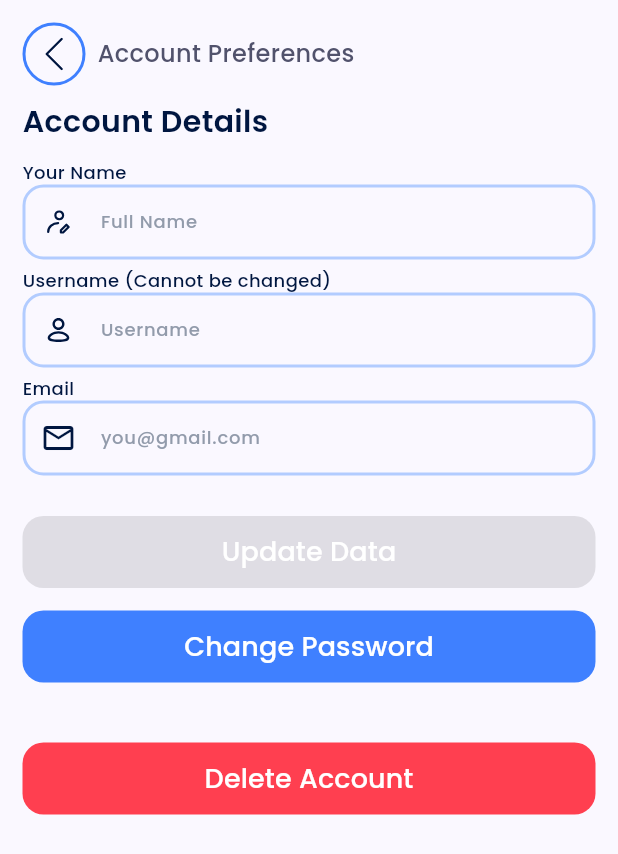
After one commit to AhmedEl-Shamy/marketi, a Flutter app: the AccountPreferencesPage screen opened by its route, on a phone screen of 412 x 824 dp. The commit adds this screen. Shown: the top 854 px of the screen. Run offline on Flutter 3.47's test engine with Material 3 defaults, Android fonts, the phone set to English and light mode, and no system bars; our stand-ins replace dartz, dio, flutter_bloc, flutter_dotenv, flutter_secure_storage, flutter_svg and 2 more; accounts and stored records are empty.

Commit message:
add account preferences page UI

```diff
--- a/lib/core/utlis/app_router_config.dart
+++ b/lib/core/utlis/app_router_config.dart
@@ -3,6 +3,7 @@ import 'package:go_router/go_router.dart';
 import 'package:marketi/core/utlis/service_locator.dart';
 import 'package:marketi/features/authentication/presentation/controllers/register_cubit/register_cubit.dart';
 import 'package:marketi/features/authentication/presentation/controllers/reset_pass_cubit/reset_pass_cubit.dart';
+import 'package:marketi/features/authentication/presentation/pages/account_preferences_page.dart';
 import 'package:marketi/features/authentication/presentation/pages/forgot_pass_page.dart';
 import 'package:marketi/features/authentication/presentation/pages/log_in_page.dart';
 import 'package:marketi/features/authentication/presentation/pages/otp_verfication_page.dart';
@@ -39,6 +40,7 @@ abstract class AppRouterConfig {
   static const String kBrandsRoute = '/brands';
   static const String kSearchRoute = '/search';
   static const String kProfileRoute = '/profile';
+  static const String kAccountPreferences = '/accountPreferences';
   static const String kProductDetailsRoute = '/productDetails';
 
   static GoRouter routerConfig = GoRouter(
@@ -124,6 +126,10 @@ abstract class AppRouterConfig {
           ),
         ),
       ),
+      GoRoute(
+        path: kAccountPreferences,
+        builder: (context, state) => AccountPreferencesPage(),
+      ),
     ],
   );
 }
--- a/lib/core/widgets/custom_buttons/custom_button.dart
+++ b/lib/core/widgets/custom_buttons/custom_button.dart
@@ -9,9 +9,11 @@ class CustomButton extends StatelessWidget {
     super.key,
     required this.text,
     this.onPressed,
+    this.backgroundColor,
   });
 
   final String text;
+  final Color? backgroundColor;
   final void Function()? onPressed;
 
   @override
@@ -22,7 +24,7 @@ class CustomButton extends StatelessWidget {
       child: FilledButton(
         onPressed: onPressed,
         style: FilledButton.styleFrom(
-          backgroundColor: AppColors.kDarkLightBlue100,
+          backgroundColor: backgroundColor ?? AppColors.kDarkLightBlue100,
           foregroundColor: Colors.white,
           shape: RoundedRectangleBorder(
             borderRadius: BorderRadius.circular(
--- /dev/null
+++ b/lib/features/authentication/presentation/pages/account_preferences_page.dart
@@ -0,0 +1,14 @@
+import 'package:flutter/material.dart';
+
+import '../widgets/account_preferences/account_preferences_page_body.dart';
+
+class AccountPreferencesPage extends StatelessWidget {
+  const AccountPreferencesPage({super.key});
+
+  @override
+  Widget build(BuildContext context) {
+    return Scaffold(
+      body: AccountPreferencesPageBody(),
+    );
+  }
+}
--- /dev/null
+++ b/lib/features/authentication/presentation/widgets/account_preferences/account_details_form_widget.dart
@@ -0,0 +1,132 @@
+import 'package:flutter/material.dart';
+import 'package:flutter_bloc/flutter_bloc.dart';
+import 'package:flutter_svg/flutter_svg.dart';
+
+import '../../../../../core/entities/user_entity.dart';
+import '../../../../../core/utlis/app_assets.dart';
+import '../../../../../core/utlis/app_colors.dart';
+import '../../../../../core/widgets/custom_buttons/custom_button.dart';
+import '../../controllers/log_in_cubit/log_in_cubit.dart';
+import '../form_field_widget.dart';
+
+class AccountDetailsFormWidget extends StatefulWidget {
+  const AccountDetailsFormWidget({super.key});
+
+  @override
+  State<AccountDetailsFormWidget> createState() =>
+      _AccountDetailsFormWidgetState();
+}
+
+class _AccountDetailsFormWidgetState extends State<AccountDetailsFormWidget> {
+  late final TextEditingController nameController;
+  late final TextEditingController usernameController;
+  late final TextEditingController emailController;
+  late final GlobalKey<FormState> _formKey;
+
+  @override
+  void initState() {
+    nameController = TextEditingController();
+    usernameController = TextEditingController();
+    emailController = TextEditingController();
+    _formKey = GlobalKey<FormState>();
+    _setUserData();
+    super.initState();
+  }
+
+  @override
+  void dispose() {
+    nameController.dispose();
+    usernameController.dispose();
+    emailController.dispose();
+    super.dispose();
+  }
+
+  String? _validator(String? value) {
+    if (value == null || value.isEmpty) {
+      return 'This field is required';
+    }
+    return null;
+  }
+
+  void _setUserData() {
+    final UserEntity user = context.read<LogInCubit>().user!;
+    print(user.name);
+    nameController.text = user.name!;
+    usernameController.text = user.username!;
+    emailController.text = user.email;
+  }
+
+  @override
+  Widget build(BuildContext context) {
+    return Form(
+      key: _formKey,
+      child: Column(
+        spacing: 5,
+        children: [
+          FormFieldWidget(
+            controller: nameController,
+            isPassword: false,
+            label: 'Your Name',
+            hint: 'Full Name',
+            inputType: TextInputType.name,
+            prefixIcon: SvgPicture.asset(
+              AppAssets.kImagesNameIcon,
+              fit: BoxFit.scaleDown,
+            ),
+            validator: _validator,
+          ),
+          FormFieldWidget(
+            readOnly: true,
+            controller: usernameController,
+            isPassword: false,
+            label: 'Username (Cannot be changed)',
+            hint: 'Username',
+            inputType: TextInputType.name,
+            prefixIcon: SvgPicture.asset(
+              AppAssets.kImagesUserIcon,
+              fit: BoxFit.scaleDown,
+            ),
+            validator: _validator,
+          ),
+          FormFieldWidget(
+            controller: emailController,
+            isPassword: false,
+            label: 'Email',
+            hint: 'you@gmail.com',
+            validator: _validator,
+            inputType: TextInputType.emailAddress,
+            prefixIcon: Icon(Icons.email_outlined),
+          ),
+          SizedBox(
+            height: 17,
+          ),
+          CustomButton(
+            text: "Update Data",
+            onPressed: _isChanged() ? _updateAccountDetails : null,
+          ),
+          SizedBox(
+            height: 5,
+          ),
+          CustomButton(
+            text: "Change Password",
+            onPressed: () {},
+          ),
+          SizedBox(
+            height: 30,
+          ),
+          CustomButton(
+            text: "Delete Account",
+            backgroundColor: AppColors.kDarkRed100,
+            onPressed: () {},
+          ),
+        ],
+      ),
+    );
+  }
+
+  bool _isChanged() {
+    return false;
+  }
+
+  void _updateAccountDetails() {}
+}
--- /dev/null
+++ b/lib/features/authentication/presentation/widgets/account_preferences/account_preferences_page_body.dart
@@ -0,0 +1,33 @@
+import 'package:flutter/material.dart';
+
+import '../../../../../core/utlis/app_constants.dart';
+import '../../../../../core/utlis/app_text_styles.dart';
+import '../custom_simple_app_bar.dart';
+import 'account_details_form_widget.dart';
+
+class AccountPreferencesPageBody extends StatelessWidget {
+  const AccountPreferencesPageBody({super.key});
+
+  @override
+  Widget build(BuildContext context) {
+    return Padding(
+      padding: EdgeInsets.all(
+        AppConstants.kMainPagePadding,
+      ),
+      child: Column(
+        crossAxisAlignment: CrossAxisAlignment.start,
+        spacing: 10,
+        children: [
+          CustomSimpleAppBar(
+            pageTitle: "Account Preferences",
+          ),
+          Text(
+            "Account Details",
+            style: AppTextStyles.kStyleSB20,
+          ),
+          AccountDetailsFormWidget(),
+        ],
+      ),
+    );
+  }
+}
--- a/lib/features/authentication/presentation/widgets/forgot_pass_page/forgot_password_custom_app_bar.dart
+++ b/lib/features/authentication/presentation/widgets/custom_simple_app_bar.dart
@@ -1,8 +1,8 @@
 import 'package:flutter/material.dart';
 
-import '../../../../../core/utlis/app_colors.dart';
-import '../../../../../core/utlis/app_text_styles.dart';
-import '../../../../../core/widgets/custom_buttons/custom_back_button.dart';
+import '../../../../core/utlis/app_colors.dart';
+import '../../../../core/utlis/app_text_styles.dart';
+import '../../../../core/widgets/custom_buttons/custom_back_button.dart';
 
 class CustomSimpleAppBar extends StatelessWidget {
   const CustomSimpleAppBar({
--- a/lib/features/authentication/presentation/widgets/forgot_pass_page/forgot_password_page_body.dart
+++ b/lib/features/authentication/presentation/widgets/forgot_pass_page/forgot_password_page_body.dart
@@ -6,7 +6,7 @@ import '../../../../../core/utlis/app_colors.dart';
 import '../../../../../core/utlis/app_constants.dart';
 import '../../../../../core/utlis/app_text_styles.dart';
 import 'forgot_pass_form_widget.dart';
-import 'forgot_password_custom_app_bar.dart';
+import '../custom_simple_app_bar.dart';
 
 class ForgotPassPageBody extends StatelessWidget {
   const ForgotPassPageBody({super.key});
--- a/lib/features/authentication/presentation/widgets/form_field_widget.dart
+++ b/lib/features/authentication/presentation/widgets/form_field_widget.dart
@@ -12,6 +12,8 @@ class FormFieldWidget extends StatelessWidget {
     required this.prefixIcon,
     required this.controller,
     this.validator,
+    this.enabled,
+    this.readOnly,
   });
 
   FormFieldWidget.passwordFormField({
@@ -22,6 +24,8 @@ class FormFieldWidget extends StatelessWidget {
     this.validator,
   })  : isPassword = true,
         inputType = TextInputType.visiblePassword,
+        enabled = true,
+        readOnly = false,
         prefixIcon = Icon(Icons.lock_outline);
 
   final bool isPassword;
@@ -31,6 +35,8 @@ class FormFieldWidget extends StatelessWidget {
   final TextInputType inputType;
   final Widget prefixIcon;
   final String? Function(String?)? validator;
+  final bool? enabled;
+  final bool? readOnly;
 
   @override
   Widget build(BuildContext context) {
@@ -57,6 +63,7 @@ class FormFieldWidget extends StatelessWidget {
             inputType: inputType,
             prefixIcon: prefixIcon,
             validator: validator,
+            readOnly: readOnly ?? false,
           )
       ],
     );
--- a/lib/features/authentication/presentation/widgets/otp_verfication_page/otp_verfication_page_body.dart
+++ b/lib/features/authentication/presentation/widgets/otp_verfication_page/otp_verfication_page_body.dart
@@ -6,7 +6,7 @@ import '../../../../../core/utlis/app_assets.dart';
 import '../../../../../core/utlis/app_colors.dart';
 import '../../../../../core/utlis/app_constants.dart';
 import '../../../../../core/utlis/app_text_styles.dart';
-import '../forgot_pass_page/forgot_password_custom_app_bar.dart';
+import '../custom_simple_app_bar.dart';
 
 class OtpVerficationPageBody extends StatelessWidget {
   const OtpVerficationPageBody({
--- a/lib/features/authentication/presentation/widgets/profile_page/profile_page_menu.dart
+++ b/lib/features/authentication/presentation/widgets/profile_page/profile_page_menu.dart
@@ -1,5 +1,7 @@
 import 'package:flutter/material.dart';
 import 'package:flutter_bloc/flutter_bloc.dart';
+import 'package:go_router/go_router.dart';
+import 'package:marketi/core/utlis/app_router_config.dart';
 import 'package:marketi/features/authentication/presentation/controllers/log_in_cubit/log_in_cubit.dart';
 
 import '../../../../../core/utlis/app_colors.dart';
@@ -19,7 +21,9 @@ class ProfilePageMenu extends StatelessWidget {
           children: [
             ProfileMenuItem(
               title: 'Account Preferences',
-              onTap: () {},
+              onTap: () => GoRouter.of(context).push(
+                AppRouterConfig.kAccountPreferences,
+              ),
               leadingIcon: Icon(Icons.person_outline_rounded),
             ),
             ProfileMenuItem(
--- a/lib/features/authentication/presentation/widgets/reset_pass_page/reset_password_page_body.dart
+++ b/lib/features/authentication/presentation/widgets/reset_pass_page/reset_password_page_body.dart
@@ -1,6 +1,6 @@
 import 'package:flutter/material.dart';
 import 'package:flutter_svg/flutter_svg.dart';
-import 'package:marketi/features/authentication/presentation/widgets/forgot_pass_page/forgot_password_custom_app_bar.dart';
+import 'package:marketi/features/authentication/presentation/widgets/custom_simple_app_bar.dart';
 
 import '../../../../../core/utlis/app_assets.dart';
 import '../../../../../core/utlis/app_constants.dart';
--- a/lib/features/product_details/presentation/widgets/product_details_images_section.dart
+++ b/lib/features/product_details/presentation/widgets/product_details_images_section.dart
@@ -3,7 +3,8 @@ import 'package:flutter/material.dart';
 import '../../../../core/utlis/app_colors.dart';
 import '../../../../core/widgets/custom_page_widget/custom_page_item.dart';
 import '../../domain/entities/product_entity.dart';
-import 'product_images_widgets/images_indicator.dart';
+
+import 'images_indicator.dart';
 import 'small_images_list_view.dart';
 
 class ProductDetailsImagesSection extends StatefulWidget {
```
Also changed, not shown: 2 other files.
